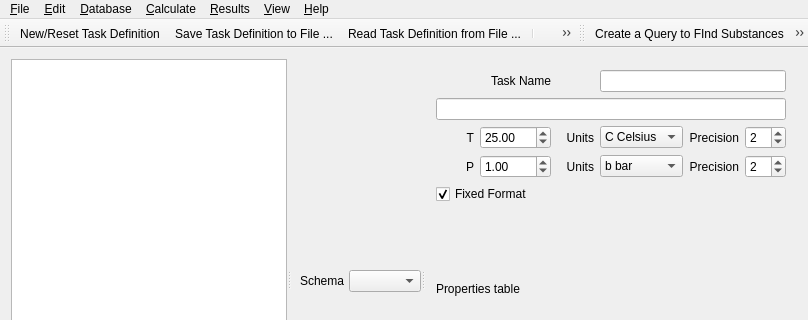
Old version of the form gui/src/ThermoFunWidget.ui in the repository thermohub/thermofun; both pictures show x 0 to 808 and y 0 to 320 of the 808 by 532 pixel window.
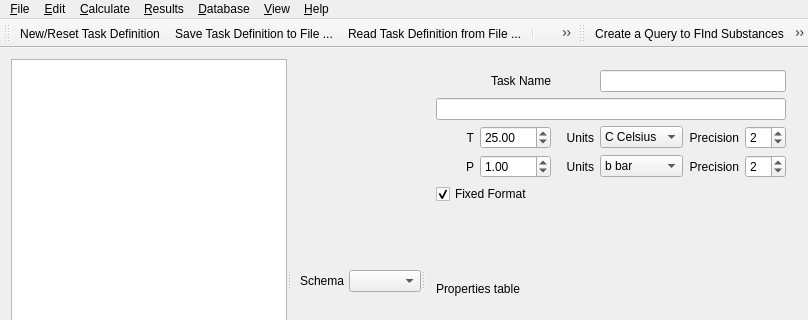
New version of the form. Icons and pictures are not drawn.

Diff of the .ui file:
```diff
--- a/gui/src/ThermoFunWidget.ui
+++ b/gui/src/ThermoFunWidget.ui
@@ -434,9 +434,9 @@
    </widget>
    <addaction name="menu_File"/>
    <addaction name="menu_Edit"/>
-   <addaction name="menuDataBase"/>
    <addaction name="menu_Calc"/>
    <addaction name="menuResults"/>
+   <addaction name="menuDataBase"/>
    <addaction name="menu_View"/>
    <addaction name="menuHelp"/>
   </widget>
```
Left out of the diff: 18 changed lines with no effect on the pictures.
